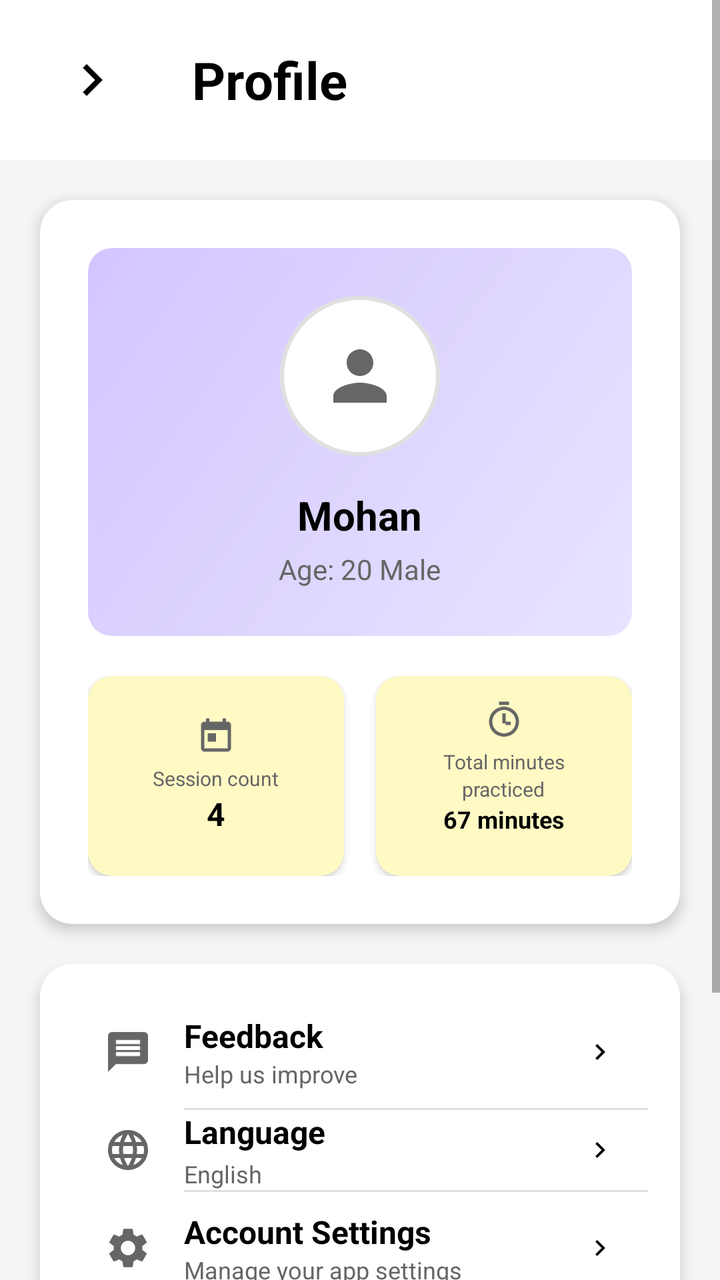
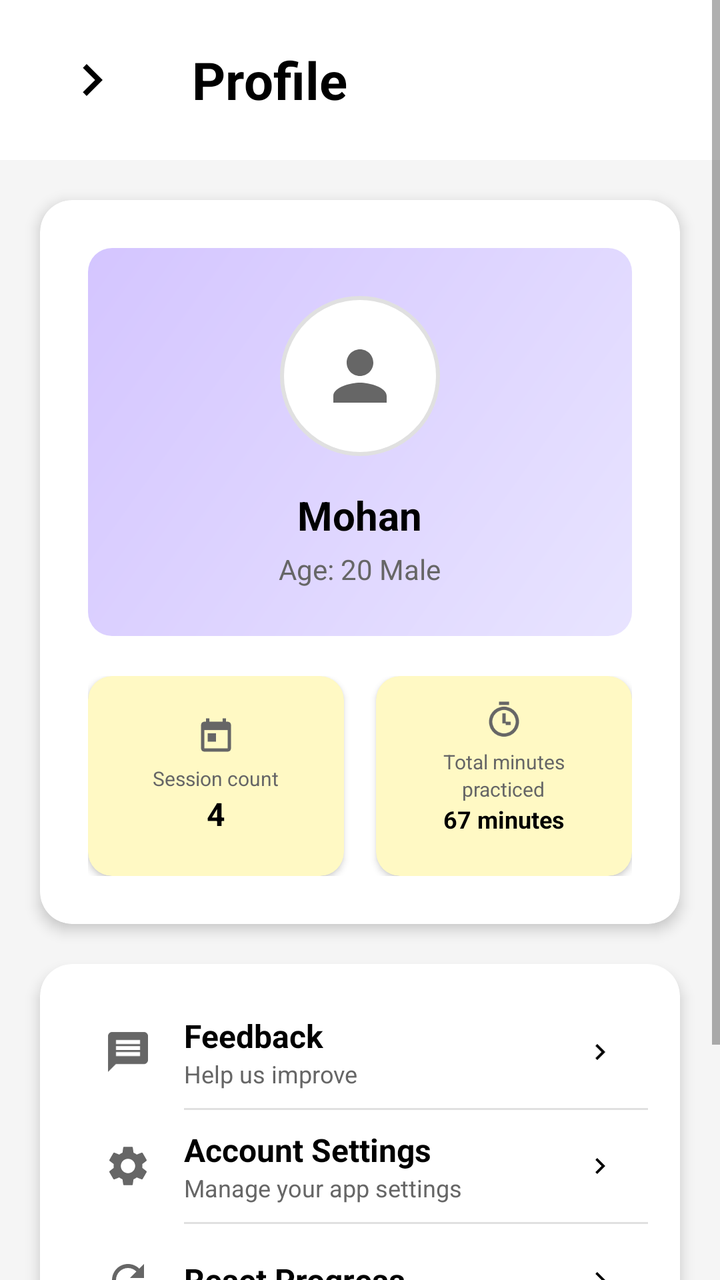

Compare the two renders of this Android layout. The source of the first and the diff that turns it into the second are given below.
<!-- AndroidManifest.xml: application theme Theme.CogniSync -->
<!-- res/layout/activity_profile.xml -->
<?xml version="1.0" encoding="utf-8"?>
<ScrollView xmlns:android="http://schemas.android.com/apk/res/android"
    xmlns:app="http://schemas.android.com/apk/res-auto"
    xmlns:tools="http://schemas.android.com/tools"
    android:layout_width="match_parent"
    android:layout_height="match_parent"
    android:fitsSystemWindows="true"
    android:background="#F5F5F5">

    <LinearLayout
        android:layout_width="match_parent"
        android:layout_height="wrap_content"
        android:orientation="vertical">

        
        <RelativeLayout
            android:id="@+id/headerLayout"
            android:layout_width="match_parent"
            android:layout_height="80dp"
            android:background="@android:color/white"
            android:paddingStart="16dp"
            android:paddingEnd="16dp"
            android:paddingTop="8dp">

            
            <ImageButton
                android:id="@+id/backButton"
                android:layout_width="60dp"
                android:layout_height="54dp"
                android:layout_centerVertical="true"
                android:background="?android:attr/selectableItemBackgroundBorderless"
                android:contentDescription="@string/Back"
                android:src="@drawable/chevron_right" />

            
            <TextView
                android:layout_width="wrap_content"
                android:layout_height="wrap_content"
                android:layout_centerVertical="true"
                android:layout_marginStart="20dp"
                android:layout_toEndOf="@id/backButton"
                android:text="@string/profile"
                android:textColor="#000000"
                android:textSize="26sp"
                android:textStyle="bold" />
        </RelativeLayout>

        
        <androidx.cardview.widget.CardView
            android:layout_width="match_parent"
            android:layout_height="wrap_content"
            android:layout_margin="20dp"
            android:elevation="4dp"
            app:cardCornerRadius="16dp"
            app:cardElevation="4dp">

            <LinearLayout
                android:layout_width="match_parent"
                android:layout_height="wrap_content"
                android:orientation="vertical"
                android:padding="24dp">

                
                <LinearLayout
                    android:layout_width="match_parent"
                    android:layout_height="wrap_content"
                    android:background="@drawable/ic_profile"
                    android:gravity="center"
                    android:orientation="vertical"
                    android:padding="24dp">

                    <ImageView
                        android:id="@+id/profileImage"
                        android:layout_width="80dp"
                        android:layout_height="80dp"
                        android:layout_marginBottom="16dp"
                        android:background="@drawable/circle_background"
                        android:padding="20dp"
                        android:src="@drawable/ic_person"
                        android:contentDescription="@string/profile_picture" />

                    <TextView
                        android:id="@+id/userName"
                        android:layout_width="wrap_content"
                        android:layout_height="wrap_content"
                        android:layout_marginBottom="4dp"
                        android:text="@string/mohan"
                        android:textColor="#000000"
                        android:textSize="20sp"
                        android:textStyle="bold" />

                    <TextView
                        android:id="@+id/userInfo"
                        android:layout_width="wrap_content"
                        android:layout_height="wrap_content"
                        android:text="@string/age_20_male"
                        android:textColor="#666666"
                        android:textSize="14sp" />

                </LinearLayout>

                
                <LinearLayout
                    android:layout_width="match_parent"
                    android:layout_height="wrap_content"
                    android:layout_marginTop="20dp"
                    android:orientation="horizontal">

                    
                    <androidx.cardview.widget.CardView
                        android:layout_width="0dp"
                        android:layout_height="100dp"
                        android:layout_marginEnd="8dp"
                        android:layout_weight="1"
                        android:elevation="2dp"
                        app:cardCornerRadius="12dp"
                        app:cardBackgroundColor="#FFF9C4">

                        <LinearLayout
                            android:layout_width="match_parent"
                            android:layout_height="match_parent"
                            android:gravity="center"
                            android:orientation="vertical"
                            android:padding="12dp">

                            <ImageView
                                android:layout_width="20dp"
                                android:layout_height="20dp"
                                android:layout_marginBottom="4dp"
                                android:src="@drawable/ic_calendar"
                                android:contentDescription="@string/sessions" />

                            <TextView
                                android:layout_width="wrap_content"
                                android:layout_height="wrap_content"
                                android:text="@string/session_count"
                                android:textColor="#666666"
                                android:textSize="10sp"
                                tools:ignore="SmallSp" />

                            <TextView
                                android:id="@+id/sessionCount"
                                android:layout_width="wrap_content"
                                android:layout_height="wrap_content"
                                android:text="@string/_4"
                                android:textColor="#000000"
                                android:textSize="16sp"
                                android:textStyle="bold" />
                        </LinearLayout>
                    </androidx.cardview.widget.CardView>

                    
                    <androidx.cardview.widget.CardView
                        android:layout_width="0dp"
                        android:layout_height="100dp"
                        android:layout_marginStart="8dp"
                        android:layout_weight="1"
                        android:elevation="2dp"
                        app:cardCornerRadius="12dp"
                        app:cardBackgroundColor="#FFF9C4">

                        <LinearLayout
                            android:layout_width="match_parent"
                            android:layout_height="wrap_content"
                            android:gravity="center"
                            android:orientation="vertical"
                            android:padding="12dp">

                            <ImageView
                                android:layout_width="20dp"
                                android:layout_height="20dp"
                                android:layout_marginBottom="4dp"
                                android:contentDescription="@string/minutes"
                                android:src="@drawable/ic_timer" />

                            <TextView
                                android:layout_width="wrap_content"
                                android:layout_height="wrap_content"
                                android:text="@string/total_minutes"
                                android:textColor="#666666"
                                android:textSize="10sp" />

                            <TextView
                                android:layout_width="wrap_content"
                                android:layout_height="wrap_content"
                                android:text="@string/practiced"
                                android:textColor="#666666"
                                android:textSize="10sp" />

                            <TextView
                                android:id="@+id/totalMinutes"
                                android:layout_width="wrap_content"
                                android:layout_height="wrap_content"
                                android:text="@string/_67_minutes"
                                android:textColor="#000000"
                                android:textSize="12sp"
                                android:textStyle="bold" />
                        </LinearLayout>
                    </androidx.cardview.widget.CardView>
                </LinearLayout>
            </LinearLayout>
        </androidx.cardview.widget.CardView>

        
        <androidx.cardview.widget.CardView
            android:layout_width="match_parent"
            android:layout_height="wrap_content"
            android:layout_marginStart="20dp"
            android:layout_marginEnd="20dp"
            android:layout_marginBottom="20dp"
            android:elevation="4dp"
            app:cardCornerRadius="16dp"
            app:cardElevation="4dp">

            <LinearLayout
                android:layout_width="match_parent"
                android:layout_height="wrap_content"
                android:orientation="vertical"
                android:padding="16dp">

                
                <LinearLayout
                    android:id="@+id/feedbackOption"
                    android:layout_width="match_parent"
                    android:layout_height="56dp"
                    android:background="?android:attr/selectableItemBackground"
                    android:gravity="center_vertical"
                    android:orientation="horizontal"
                    android:paddingStart="16dp"
                    android:paddingEnd="16dp">

                    <ImageView
                        android:layout_width="24dp"
                        android:layout_height="24dp"
                        android:layout_marginEnd="16dp"
                        android:src="@drawable/ic_feedback"
                        android:contentDescription="Feedback" />

                    <LinearLayout
                        android:layout_width="0dp"
                        android:layout_height="wrap_content"
                        android:layout_weight="1"
                        android:orientation="vertical">

                        <TextView
                            android:layout_width="wrap_content"
                            android:layout_height="wrap_content"
                            android:text="Feedback"
                            android:textColor="#000000"
                            android:textSize="16sp"
                            android:textStyle="bold" />

                        <TextView
                            android:layout_width="wrap_content"
                            android:layout_height="wrap_content"
                            android:text="Help us improve"
                            android:textColor="#666666"
                            android:textSize="12sp" />
                    </LinearLayout>

                    <ImageView
                        android:layout_width="16dp"
                        android:layout_height="16dp"
                        android:src="@drawable/chevron_right"
                        android:contentDescription="Navigate" />
                </LinearLayout>

                
                <View
                    android:layout_width="match_parent"
                    android:layout_height="1dp"
                    android:layout_marginStart="56dp"
                    android:background="#E0E0E0" />

                
                <LinearLayout
                    android:id="@+id/languageOption"
                    android:layout_width="match_parent"
                    android:layout_height="wrap_content"
                    android:background="?android:attr/selectableItemBackground"
                    android:gravity="center_vertical"
                    android:orientation="horizontal"
                    android:paddingStart="16dp"
                    android:paddingEnd="16dp">

                    <ImageView
                        android:layout_width="24dp"
                        android:layout_height="24dp"
                        android:layout_marginEnd="16dp"
                        android:src="@drawable/ic_language"
                        android:contentDescription="Language" />

                    <LinearLayout
                        android:layout_width="0dp"
                        android:layout_height="wrap_content"
                        android:layout_weight="1"
                        android:orientation="vertical">

                        <TextView
                            android:layout_width="wrap_content"
                            android:layout_height="wrap_content"
                            android:text="Language"
                            android:textColor="#000000"
                            android:textSize="16sp"
                            android:textStyle="bold" />

                        
                        <TextView
                            android:id="@+id/selectedLanguage"
                            android:layout_width="wrap_content"
                            android:layout_height="wrap_content"
                            android:text="English"
                            android:textColor="#666666"
                            android:textSize="12sp"
                            android:paddingTop="2dp" />

                    </LinearLayout>

                    <ImageView
                        android:layout_width="16dp"
                        android:layout_height="16dp"
                        android:src="@drawable/chevron_right"
                        android:contentDescription="@string/navigate" />
                </LinearLayout>

                
                <View
                    android:layout_width="match_parent"
                    android:layout_height="1dp"
                    android:layout_marginStart="56dp"
                    android:background="#E0E0E0" />

                
                <LinearLayout
                    android:id="@+id/accountSettingsOption"
                    android:layout_width="match_parent"
                    android:layout_height="56dp"
                    android:background="?android:attr/selectableItemBackground"
                    android:gravity="center_vertical"
                    android:orientation="horizontal"
                    android:paddingStart="16dp"
                    android:paddingEnd="16dp">

                    <ImageView
                        android:layout_width="24dp"
                        android:layout_height="24dp"
                        android:layout_marginEnd="16dp"
                        android:src="@drawable/ic_account_settings"
                        android:contentDescription="Account Settings" />

                    <LinearLayout
                        android:layout_width="0dp"
                        android:layout_height="wrap_content"
                        android:layout_weight="1"
                        android:orientation="vertical">

                        <TextView
                            android:layout_width="wrap_content"
                            android:layout_height="wrap_content"
                            android:text="Account Settings"
                            android:textColor="#000000"
                            android:textSize="16sp"
                            android:textStyle="bold" />

                        <TextView
                            android:layout_width="wrap_content"
                            android:layout_height="wrap_content"
                            android:text="@string/manage_your_app_settings"
                            android:textColor="#666666"
                            android:textSize="12sp" />
                    </LinearLayout>

                    <ImageView
                        android:layout_width="16dp"
                        android:layout_height="16dp"
                        android:src="@drawable/chevron_right"
                        android:contentDescription="Navigate" />
                </LinearLayout>

                
                <View
                    android:layout_width="match_parent"
                    android:layout_height="1dp"
                    android:layout_marginStart="56dp"
                    android:background="#E0E0E0" />

                
                <LinearLayout
                    android:id="@+id/resetProgressOption"
                    android:layout_width="match_parent"
                    android:layout_height="56dp"
                    android:background="?android:attr/selectableItemBackground"
                    android:gravity="center_vertical"
                    android:orientation="horizontal"
                    android:paddingStart="16dp"
                    android:paddingEnd="16dp">

                    <ImageView
                        android:layout_width="24dp"
                        android:layout_height="24dp"
                        android:layout_marginEnd="16dp"
                        android:src="@drawable/ic_reset"
                        android:contentDescription="Reset Progress" />

                    <LinearLayout
                        android:layout_width="0dp"
                        android:layout_height="wrap_content"
                        android:layout_weight="1"
                        android:orientation="vertical">

                        <TextView
                            android:layout_width="wrap_content"
                            android:layout_height="wrap_content"
                            android:text="Reset Progress"
                            android:textColor="#000000"
                            android:textSize="16sp"
                            android:textStyle="bold" />
                    </LinearLayout>

                    <ImageView
                        android:layout_width="16dp"
                        android:layout_height="16dp"
                        android:src="@drawable/chevron_right"
                        android:contentDescription="Navigate" />
                </LinearLayout>
            </LinearLayout>
        </androidx.cardview.widget.CardView>

        
        <Button
            android:id="@+id/signOutButton"
            android:layout_width="match_parent"
            android:layout_height="50dp"
            android:layout_marginStart="40dp"
            android:layout_marginEnd="40dp"
            android:layout_marginBottom="30dp"
            app:backgroundTint="@null"
            android:background="@drawable/btn_bg"
            android:text="Sign out"
            android:textColor="#FFFFFF"
            android:textSize="16sp"
            android:textStyle="bold" />
    </LinearLayout>
</ScrollView>
<!-- resources referenced by this layout -->
<resources>
  <!-- drawable btn_bg (drawable) -->
  <shape xmlns:android="http://schemas.android.com/apk/res/android"
      android:shape="rectangle">
      <solid android:color="#B9BDBF"/>
      <corners android:radius="35dp"/>
  </shape>
  <!-- drawable chevron_right (drawable) -->
  <vector xmlns:android="http://schemas.android.com/apk/res/android"
      android:width="32dp"
      android:height="32dp"
      android:viewportWidth="32"
      android:viewportHeight="32">
      <path
          android:fillColor="#000000"
          android:pathData="M11.45 22.12L17.56 16l-6.1-6.12L13.32 8l8 8-8 8-1.88-1.88Z"/>
  </vector>
  <!-- drawable circle_background (drawable) -->
  <?xml version="1.0" encoding="utf-8"?>
  <shape xmlns:android="http://schemas.android.com/apk/res/android"
      android:shape="oval">
  
      <solid android:color="#FFFFFF" />
  
      <stroke
          android:width="2dp"
          android:color="#E0E0E0" />
  
  </shape>
  <!-- drawable ic_language (drawable) -->
  <?xml version="1.0" encoding="utf-8"?>
  <vector xmlns:android="http://schemas.android.com/apk/res/android"
      android:width="24dp"
      android:height="24dp"
      android:viewportWidth="24"
      android:viewportHeight="24">
  
      <path
          android:fillColor="#666666"
          android:pathData="M11.99,2C6.47,2 2,6.48 2,12s4.47,10 9.99,10C17.52,22 22,17.52 22,12S17.52,2 11.99,2zM18.92,8h-2.95c-0.32,-1.25 -0.78,-2.45 -1.38,-3.56 1.84,0.63 3.37,1.91 4.33,3.56zM12,4.04c0.83,1.2 1.48,2.53 1.91,3.96h-3.82c0.43,-1.43 1.08,-2.76 1.91,-3.96zM4.26,14C4.1,13.36 4,12.69 4,12s0.1,-1.36 0.26,-2h3.38c-0.08,0.66 -0.14,1.32 -0.14,2 0,0.68 0.06,1.34 0.14,2L4.26,14zM5.08,16h2.95c0.32,1.25 0.78,2.45 1.38,3.56C7.57,18.93 6.04,17.66 5.08,16zM8.03,8H5.08c0.96,-1.66 2.49,-2.93 4.33,-3.56C8.81,5.55 8.35,6.75 8.03,8zM12,19.96c-0.83,-1.2 -1.48,-2.53 -1.91,-3.96h3.82c-0.43,1.43 -1.08,2.76 -1.91,3.96zM14.34,14H9.66c-0.09,-0.66 -0.16,-1.32 -0.16,-2 0,-0.68 0.07,-1.35 0.16,-2h4.68c0.09,0.65 0.16,1.32 0.16,2 0,0.68 -0.07,1.34 -0.16,2zM14.59,19.56c0.6,-1.11 1.06,-2.31 1.38,-3.56h2.95c-0.96,1.65 -2.49,2.93 -4.33,3.56zM16.36,14c0.08,-0.66 0.14,-1.32 0.14,-2 0,-0.68 -0.06,-1.34 -0.14,-2h3.38c0.16,0.64 0.26,1.31 0.26,2s-0.1,1.36 -0.26,2h-3.38z" />
  
  </vector>
  <!-- drawable ic_person (drawable) -->
  <?xml version="1.0" encoding="utf-8"?>
  <vector xmlns:android="http://schemas.android.com/apk/res/android"
      android:width="24dp"
      android:height="24dp"
      android:viewportWidth="24"
      android:viewportHeight="24">
  
      <path
          android:fillColor="#666666"
          android:pathData="M12,12c2.21,0 4,-1.79 4,-4s-1.79,-4 -4,-4 -4,1.79 -4,4 1.79,4 4,4zM12,14c-2.67,0 -8,1.34 -8,4v2h16v-2c0,-2.66 -5.33,-4 -8,-4z" />
  
  </vector>
  <!-- drawable ic_profile (drawable) -->
  <?xml version="1.0" encoding="utf-8"?>
  <shape xmlns:android="http://schemas.android.com/apk/res/android"
      android:shape="rectangle">
  
      <gradient
          android:startColor="#E8E4FF"
          android:endColor="#D4C5FF"
          android:angle="135"
          android:type="linear" />
  
      <corners android:radius="12dp" />
  
  </shape>
  <string name="Back">Back</string>
  <string name="_4">4</string>
  <string name="_67_minutes">67 minutes</string>
  <string name="age_20_male">Age: 20 Male</string>
  <string name="manage_your_app_settings">Manage your app settings</string>
  <string name="minutes">Minutes</string>
  <string name="mohan">Mohan</string>
  <string name="navigate">Navigate</string>
  <string name="practiced">practiced</string>
  <string name="profile">Profile</string>
  <string name="profile_picture">Profile Picture</string>
  <string name="session_count">Session count</string>
  <string name="sessions">Sessions</string>
  <string name="total_minutes">Total minutes</string>
  <style name="Theme.CogniSync" parent="Theme.MaterialComponents.DayNight.NoActionBar">
  
  
  
          
          <item name="android:statusBarColor">@android:color/white</item>
          <item name="android:windowLightStatusBar">true</item>
  
      </style>
  <!-- unchanged entries left out for length: 5 -->
</resources>

<!-- the commit's change to res/layout/activity_profile.xml (unified diff, before → after) -->
@@ -22,7 +22,6 @@
             android:paddingEnd="16dp"
             android:paddingTop="8dp">
 
-            
             <ImageButton
                 android:id="@+id/backButton"
                 android:layout_width="60dp"
@@ -32,7 +31,6 @@
                 android:contentDescription="@string/Back"
                 android:src="@drawable/chevron_right" />
 
-            
             <TextView
                 android:layout_width="wrap_content"
                 android:layout_height="wrap_content"
@@ -60,7 +58,6 @@
                 android:orientation="vertical"
                 android:padding="24dp">
 
-                
                 <LinearLayout
                     android:layout_width="match_parent"
                     android:layout_height="wrap_content"
@@ -96,7 +93,6 @@
                         android:text="@string/age_20_male"
                         android:textColor="#666666"
                         android:textSize="14sp" />
-
                 </LinearLayout>
 
                 
@@ -106,7 +102,6 @@
                     android:layout_marginTop="20dp"
                     android:orientation="horizontal">
 
-                    
                     <androidx.cardview.widget.CardView
                         android:layout_width="0dp"
                         android:layout_height="100dp"
@@ -149,7 +144,6 @@
                         </LinearLayout>
                     </androidx.cardview.widget.CardView>
 
-                    
                     <androidx.cardview.widget.CardView
                         android:layout_width="0dp"
                         android:layout_height="100dp"
@@ -170,8 +164,8 @@
                                 android:layout_width="20dp"
                                 android:layout_height="20dp"
                                 android:layout_marginBottom="4dp"
-                                android:contentDescription="@string/minutes"
-                                android:src="@drawable/ic_timer" />
+                                android:src="@drawable/ic_timer"
+                                android:contentDescription="@string/minutes" />
 
                             <TextView
                                 android:layout_width="wrap_content"
@@ -263,64 +257,6 @@
                         android:layout_height="16dp"
                         android:src="@drawable/chevron_right"
                         android:contentDescription="Navigate" />
-                </LinearLayout>
-
-                
-                <View
-                    android:layout_width="match_parent"
-                    android:layout_height="1dp"
-                    android:layout_marginStart="56dp"
-                    android:background="#E0E0E0" />
-
-                
-                <LinearLayout
-                    android:id="@+id/languageOption"
-                    android:layout_width="match_parent"
-                    android:layout_height="wrap_content"
-                    android:background="?android:attr/selectableItemBackground"
-                    android:gravity="center_vertical"
-                    android:orientation="horizontal"
-                    android:paddingStart="16dp"
-                    android:paddingEnd="16dp">
-
-                    <ImageView
-                        android:layout_width="24dp"
-                        android:layout_height="24dp"
-                        android:layout_marginEnd="16dp"
-                        android:src="@drawable/ic_language"
-                        android:contentDescription="Language" />
-
-                    <LinearLayout
-                        android:layout_width="0dp"
-                        android:layout_height="wrap_content"
-                        android:layout_weight="1"
-                        android:orientation="vertical">
-
-                        <TextView
-                            android:layout_width="wrap_content"
-                            android:layout_height="wrap_content"
-                            android:text="Language"
-                            android:textColor="#000000"
-                            android:textSize="16sp"
-                            android:textStyle="bold" />
-
-                        
-                        <TextView
-                            android:id="@+id/selectedLanguage"
-                            android:layout_width="wrap_content"
-                            android:layout_height="wrap_content"
-                            android:text="English"
-                            android:textColor="#666666"
-                            android:textSize="12sp"
-                            android:paddingTop="2dp" />
-
-                    </LinearLayout>
-
-                    <ImageView
-                        android:layout_width="16dp"
-                        android:layout_height="16dp"
-                        android:src="@drawable/chevron_right"
-                        android:contentDescription="@string/navigate" />
                 </LinearLayout>
 
                 
<!-- resource entries referenced after the edit -->
@@ -28,19 +28,6 @@
           android:color="#E0E0E0" />
   
   </shape>
-  <!-- drawable ic_language (drawable) -->
-  <?xml version="1.0" encoding="utf-8"?>
-  <vector xmlns:android="http://schemas.android.com/apk/res/android"
-      android:width="24dp"
-      android:height="24dp"
-      android:viewportWidth="24"
-      android:viewportHeight="24">
-  
-      <path
-          android:fillColor="#666666"
-          android:pathData="M11.99,2C6.47,2 2,6.48 2,12s4.47,10 9.99,10C17.52,22 22,17.52 22,12S17.52,2 11.99,2zM18.92,8h-2.95c-0.32,-1.25 -0.78,-2.45 -1.38,-3.56 1.84,0.63 3.37,1.91 4.33,3.56zM12,4.04c0.83,1.2 1.48,2.53 1.91,3.96h-3.82c0.43,-1.43 1.08,-2.76 1.91,-3.96zM4.26,14C4.1,13.36 4,12.69 4,12s0.1,-1.36 0.26,-2h3.38c-0.08,0.66 -0.14,1.32 -0.14,2 0,0.68 0.06,1.34 0.14,2L4.26,14zM5.08,16h2.95c0.32,1.25 0.78,2.45 1.38,3.56C7.57,18.93 6.04,17.66 5.08,16zM8.03,8H5.08c0.96,-1.66 2.49,-2.93 4.33,-3.56C8.81,5.55 8.35,6.75 8.03,8zM12,19.96c-0.83,-1.2 -1.48,-2.53 -1.91,-3.96h3.82c-0.43,1.43 -1.08,2.76 -1.91,3.96zM14.34,14H9.66c-0.09,-0.66 -0.16,-1.32 -0.16,-2 0,-0.68 0.07,-1.35 0.16,-2h4.68c0.09,0.65 0.16,1.32 0.16,2 0,0.68 -0.07,1.34 -0.16,2zM14.59,19.56c0.6,-1.11 1.06,-2.31 1.38,-3.56h2.95c-0.96,1.65 -2.49,2.93 -4.33,3.56zM16.36,14c0.08,-0.66 0.14,-1.32 0.14,-2 0,-0.68 -0.06,-1.34 -0.14,-2h3.38c0.16,0.64 0.26,1.31 0.26,2s-0.1,1.36 -0.26,2h-3.38z" />
-  
-  </vector>
   <!-- drawable ic_person (drawable) -->
   <?xml version="1.0" encoding="utf-8"?>
   <vector xmlns:android="http://schemas.android.com/apk/res/android"
@@ -75,7 +62,6 @@
   <string name="manage_your_app_settings">Manage your app settings</string>
   <string name="minutes">Minutes</string>
   <string name="mohan">Mohan</string>
-  <string name="navigate">Navigate</string>
   <string name="practiced">practiced</string>
   <string name="profile">Profile</string>
   <string name="profile_picture">Profile Picture</string>
